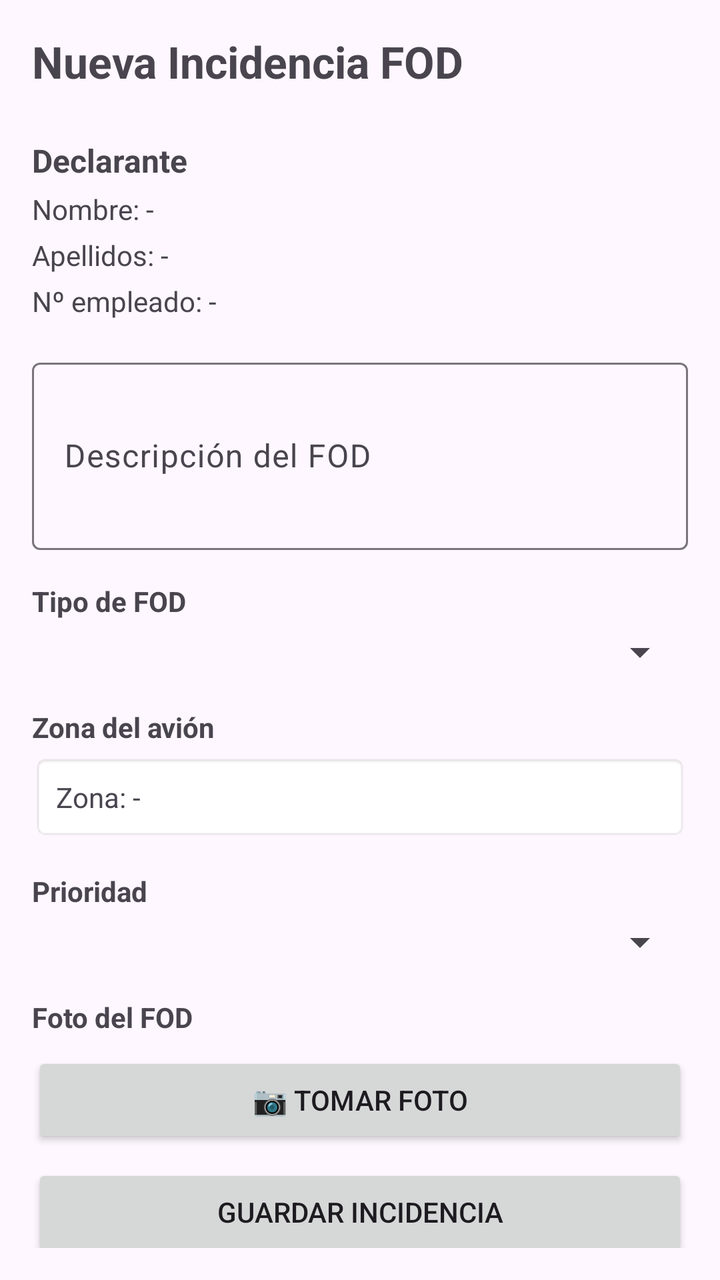
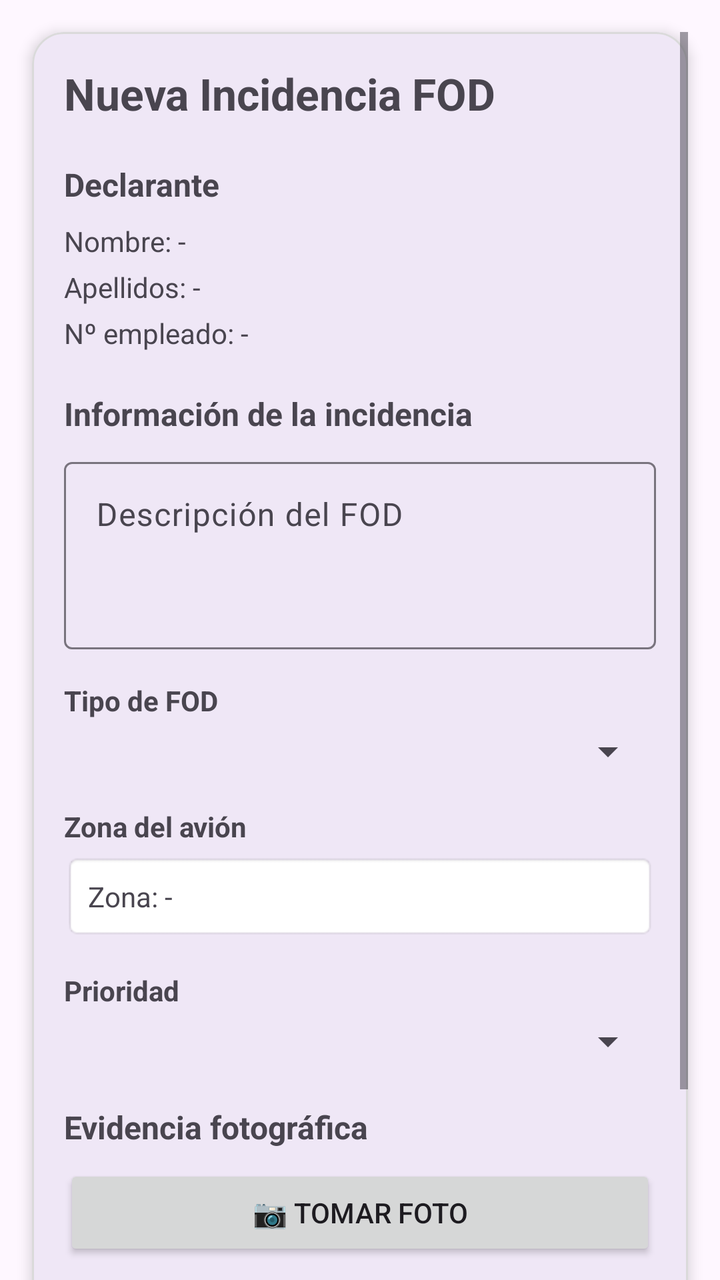

Screens rendered from an Android XML layout before and after an edit, with the pre-edit source and the edit as a unified diff.
<!-- AndroidManifest.xml: application theme Theme.FodManager -->
<!-- res/layout/activity_nueva_incidencia.xml -->
<?xml version="1.0" encoding="utf-8"?>
<ScrollView xmlns:android="http://schemas.android.com/apk/res/android"
    android:layout_width="match_parent"
    android:layout_height="match_parent"
    android:padding="16dp"
    android:paddingBottom="24dp">

    <LinearLayout
        android:layout_width="match_parent"
        android:layout_height="wrap_content"
        android:orientation="vertical"
        android:paddingBottom="8dp">

        
        <TextView
            android:layout_width="wrap_content"
            android:layout_height="wrap_content"
            android:text="Nueva Incidencia FOD"
            android:textSize="22sp"
            android:textStyle="bold"
            android:layout_marginBottom="24dp" />

        
        <TextView
            android:layout_width="wrap_content"
            android:layout_height="wrap_content"
            android:text="Declarante"
            android:textStyle="bold"
            android:textSize="16sp"
            android:layout_marginBottom="4dp" />

        
        <TextView
            android:id="@+id/tvDeclaranteNombre"
            android:layout_width="match_parent"
            android:layout_height="wrap_content"
            android:text="Nombre: -"
            android:textSize="14sp"
            android:layout_marginBottom="4dp" />

        
        <TextView
            android:id="@+id/tvDeclaranteApellidos"
            android:layout_width="match_parent"
            android:layout_height="wrap_content"
            android:text="Apellidos: -"
            android:textSize="14sp"
            android:layout_marginBottom="4dp" />

        
        <TextView
            android:id="@+id/tvDeclaranteNumeroEmpleado"
            android:layout_width="match_parent"
            android:layout_height="wrap_content"
            android:text="Nº empleado: -"
            android:textSize="14sp"
            android:layout_marginBottom="16dp" />

        
        <com.google.android.material.textfield.TextInputLayout
            android:layout_width="match_parent"
            android:layout_height="wrap_content"
            android:hint="Descripción del FOD"
            android:layout_marginBottom="16dp">

            <com.google.android.material.textfield.TextInputEditText
                android:id="@+id/etDescripcion"
                android:layout_width="match_parent"
                android:layout_height="wrap_content"
                android:inputType="textMultiLine"
                android:minLines="3" />
        </com.google.android.material.textfield.TextInputLayout>

        
        <TextView
            android:layout_width="wrap_content"
            android:layout_height="wrap_content"
            android:text="Tipo de FOD"
            android:textStyle="bold"
            android:textSize="14sp"
            android:layout_marginBottom="4dp" />



        
        <Spinner
            android:id="@+id/spinnerTipoFod"
            android:layout_width="match_parent"
            android:layout_height="wrap_content"
            android:layout_marginBottom="16dp" />

        
        <TextView
            android:layout_width="wrap_content"
            android:layout_height="wrap_content"
            android:text="Zona del avión"
            android:textStyle="bold"
            android:textSize="14sp"
            android:layout_marginBottom="4dp" />

        
        <TextView
            android:id="@+id/tvZonaAvion"
            android:layout_width="match_parent"
            android:layout_height="wrap_content"
            android:text="Zona: -"
            android:textSize="14sp"
            android:padding="12dp"
            android:background="@android:drawable/editbox_background"
            android:layout_marginBottom="16dp" />

        
        <TextView
            android:layout_width="wrap_content"
            android:layout_height="wrap_content"
            android:text="Prioridad"
            android:textStyle="bold"
            android:textSize="14sp"
            android:layout_marginBottom="4dp" />

        
        <Spinner
            android:id="@+id/spinnerPrioridad"
            android:layout_width="match_parent"
            android:layout_height="wrap_content"
            android:layout_marginBottom="16dp" />

        
        <TextView
            android:layout_width="wrap_content"
            android:layout_height="wrap_content"
            android:text="Foto del FOD"
            android:textStyle="bold"
            android:textSize="14sp"
            android:layout_marginBottom="8dp" />

        
        <Button
            android:id="@+id/btnTomarFoto"
            android:layout_width="match_parent"
            android:layout_height="wrap_content"
            android:text="📷 Tomar foto"
            android:layout_marginBottom="8dp" />

        
        <ImageView
            android:id="@+id/imgPreview"
            android:layout_width="match_parent"
            android:layout_height="200dp"
            android:scaleType="centerCrop"
            android:visibility="gone"
            android:layout_marginBottom="16dp" />

        
        <Button
            android:id="@+id/btnGuardar"
            android:layout_width="match_parent"
            android:layout_height="wrap_content"
            android:text="Guardar incidencia"
            android:padding="12dp" />

        
        <ProgressBar
            android:id="@+id/progressBar"
            android:layout_width="wrap_content"
            android:layout_height="wrap_content"
            android:layout_gravity="center"
            android:layout_marginTop="16dp"
            android:visibility="gone" />

    </LinearLayout>

</ScrollView>
<!-- resources referenced by this layout -->
<resources>
  <style name="Theme.FodManager" parent="Base.Theme.FodManager" />
  <style name="Base.Theme.FodManager" parent="Theme.Material3.DayNight.NoActionBar">
          
          
      </style>
</resources>

<!-- the commit's change to res/layout/activity_nueva_incidencia.xml (unified diff, before → after) -->
@@ -1,173 +1,220 @@
 <?xml version="1.0" encoding="utf-8"?>
 <ScrollView xmlns:android="http://schemas.android.com/apk/res/android"
+    xmlns:app="http://schemas.android.com/apk/res-auto"
     android:layout_width="match_parent"
     android:layout_height="match_parent"
-    android:padding="16dp"
+    android:clipToPadding="false"
+    android:paddingStart="16dp"
+    android:paddingTop="16dp"
+    android:paddingEnd="16dp"
     android:paddingBottom="24dp">
 
-    <LinearLayout
+    
+    <com.google.android.material.card.MaterialCardView
         android:layout_width="match_parent"
         android:layout_height="wrap_content"
-        android:orientation="vertical"
-        android:paddingBottom="8dp">
+        app:cardCornerRadius="16dp"
+        app:cardElevation="4dp"
+        app:strokeWidth="1dp"
+        app:strokeColor="#DADADA">
 
         
-        <TextView
-            android:layout_width="wrap_content"
-            android:layout_height="wrap_content"
-            android:text="Nueva Incidencia FOD"
-            android:textSize="22sp"
-            android:textStyle="bold"
-            android:layout_marginBottom="24dp" />
-
-        
-        <TextView
-            android:layout_width="wrap_content"
-            android:layout_height="wrap_content"
-            android:text="Declarante"
-            android:textStyle="bold"
-            android:textSize="16sp"
-            android:layout_marginBottom="4dp" />
-
-        
-        <TextView
-            android:id="@+id/tvDeclaranteNombre"
+        <LinearLayout
             android:layout_width="match_parent"
             android:layout_height="wrap_content"
-            android:text="Nombre: -"
-            android:textSize="14sp"
-            android:layout_marginBottom="4dp" />
-
-        
-        <TextView
-            android:id="@+id/tvDeclaranteApellidos"
-            android:layout_width="match_parent"
-            android:layout_height="wrap_content"
-            android:text="Apellidos: -"
-            android:textSize="14sp"
-            android:layout_marginBottom="4dp" />
-
-        
-        <TextView
-            android:id="@+id/tvDeclaranteNumeroEmpleado"
-            android:layout_width="match_parent"
-            android:layout_height="wrap_content"
-            android:text="Nº empleado: -"
-            android:textSize="14sp"
-            android:layout_marginBottom="16dp" />
-
-        
-        <com.google.android.material.textfield.TextInputLayout
-            android:layout_width="match_parent"
-            android:layout_height="wrap_content"
-            android:hint="Descripción del FOD"
-            android:layout_marginBottom="16dp">
-
-            <com.google.android.material.textfield.TextInputEditText
-                android:id="@+id/etDescripcion"
-                android:layout_width="match_parent"
-                android:layout_height="wrap_content"
-                android:inputType="textMultiLine"
-                android:minLines="3" />
-        </com.google.android.material.textfield.TextInputLayout>
-
-        
-        <TextView
-            android:layout_width="wrap_content"
-            android:layout_height="wrap_content"
-            android:text="Tipo de FOD"
-            android:textStyle="bold"
-            android:textSize="14sp"
-            android:layout_marginBottom="4dp" />
-
-
-
-        
-        <Spinner
-            android:id="@+id/spinnerTipoFod"
-            android:layout_width="match_parent"
-            android:layout_height="wrap_content"
-            android:layout_marginBottom="16dp" />
-
-        
-        <TextView
-            android:layout_width="wrap_content"
-            android:layout_height="wrap_content"
-            android:text="Zona del avión"
-            android:textStyle="bold"
-            android:textSize="14sp"
-            android:layout_marginBottom="4dp" />
-
-        
-        <TextView
-            android:id="@+id/tvZonaAvion"
-            android:layout_width="match_parent"
-            android:layout_height="wrap_content"
-            android:text="Zona: -"
-            android:textSize="14sp"
-            android:padding="12dp"
-            android:background="@android:drawable/editbox_background"
-            android:layout_marginBottom="16dp" />
-
-        
-        <TextView
-            android:layout_width="wrap_content"
-            android:layout_height="wrap_content"
-            android:text="Prioridad"
-            android:textStyle="bold"
-            android:textSize="14sp"
-            android:layout_marginBottom="4dp" />
-
-        
-        <Spinner
-            android:id="@+id/spinnerPrioridad"
-            android:layout_width="match_parent"
-            android:layout_height="wrap_content"
-            android:layout_marginBottom="16dp" />
-
-        
-        <TextView
-            android:layout_width="wrap_content"
-            android:layout_height="wrap_content"
-            android:text="Foto del FOD"
-            android:textStyle="bold"
-            android:textSize="14sp"
-            android:layout_marginBottom="8dp" />
-
-        
-        <Button
-            android:id="@+id/btnTomarFoto"
-            android:layout_width="match_parent"
-            android:layout_height="wrap_content"
-            android:text="📷 Tomar foto"
-            android:layout_marginBottom="8dp" />
-
-        
-        <ImageView
-            android:id="@+id/imgPreview"
-            android:layout_width="match_parent"
-            android:layout_height="200dp"
-            android:scaleType="centerCrop"
-            android:visibility="gone"
-            android:layout_marginBottom="16dp" />
-
-        
-        <Button
-            android:id="@+id/btnGuardar"
-            android:layout_width="match_parent"
-            android:layout_height="wrap_content"
-            android:text="Guardar incidencia"
-            android:padding="12dp" />
-
-        
-        <ProgressBar
-            android:id="@+id/progressBar"
-            android:layout_width="wrap_content"
-            android:layout_height="wrap_content"
-            android:layout_gravity="center"
-            android:layout_marginTop="16dp"
-            android:visibility="gone" />
-
-    </LinearLayout>
+            android:orientation="vertical"
+            android:padding="16dp">
+
+            
+            <TextView
+                android:layout_width="wrap_content"
+                android:layout_height="wrap_content"
+                android:text="Nueva Incidencia FOD"
+                android:textSize="22sp"
+                android:textStyle="bold"
+                android:layout_marginBottom="20dp" />
+
+            
+            
+            
+
+            
+            <TextView
+                android:layout_width="match_parent"
+                android:layout_height="wrap_content"
+                android:text="Declarante"
+                android:textSize="16sp"
+                android:textStyle="bold"
+                android:layout_marginBottom="8dp" />
+
+            
+            <TextView
+                android:id="@+id/tvDeclaranteNombre"
+                android:layout_width="match_parent"
+                android:layout_height="wrap_content"
+                android:text="Nombre: -"
+                android:textSize="14sp"
+                android:layout_marginBottom="4dp" />
+
+            
+            <TextView
+                android:id="@+id/tvDeclaranteApellidos"
+                android:layout_width="match_parent"
+                android:layout_height="wrap_content"
+                android:text="Apellidos: -"
+                android:textSize="14sp"
+                android:layout_marginBottom="4dp" />
+
+            
+            <TextView
+                android:id="@+id/tvDeclaranteNumeroEmpleado"
+                android:layout_width="match_parent"
+                android:layout_height="wrap_content"
+                android:text="Nº empleado: -"
+                android:textSize="14sp"
+                android:layout_marginBottom="20dp" />
+
+            
+            
+            
+
+            
+            <TextView
+                android:layout_width="match_parent"
+                android:layout_height="wrap_content"
+                android:text="Información de la incidencia"
+                android:textSize="16sp"
+                android:textStyle="bold"
+                android:layout_marginBottom="8dp" />
+
+            
+            <com.google.android.material.textfield.TextInputLayout
+                android:layout_width="match_parent"
+                android:layout_height="wrap_content"
+                android:hint="Descripción del FOD"
+                android:layout_marginBottom="16dp">
+
+                <com.google.android.material.textfield.TextInputEditText
+                    android:id="@+id/etDescripcion"
+                    android:layout_width="match_parent"
+                    android:layout_height="wrap_content"
+                    android:inputType="textMultiLine"
+                    android:minLines="3"
+                    android:gravity="top|start" />
+            </com.google.android.material.textfield.TextInputLayout>
+
+            
+            <TextView
+                android:layout_width="wrap_content"
+                android:layout_height="wrap_content"
+                android:text="Tipo de FOD"
+                android:textStyle="bold"
+                android:textSize="14sp"
+                android:layout_marginBottom="4dp" />
+
+            
+            <Spinner
+                android:id="@+id/spinnerTipoFod"
+                android:layout_width="match_parent"
+                android:layout_height="wrap_content"
+                android:layout_marginBottom="16dp" />
+
+            
+            <TextView
+                android:layout_width="wrap_content"
+                android:layout_height="wrap_content"
+                android:text="Zona del avión"
+                android:textStyle="bold"
+                android:textSize="14sp"
+                android:layout_marginBottom="4dp" />
+
+            
+            <TextView
+                android:id="@+id/tvZonaAvion"
+                android:layout_width="match_parent"
+                android:layout_height="wrap_content"
+                android:text="Zona: -"
+                android:textSize="14sp"
+                android:padding="12dp"
+                android:background="@android:drawable/editbox_background"
+                android:layout_marginBottom="16dp" />
+
+            
+            <TextView
+                android:layout_width="wrap_content"
+                android:layout_height="wrap_content"
+                android:text="Prioridad"
+                android:textStyle="bold"
+                android:textSize="14sp"
+                android:layout_marginBottom="4dp" />
+
+            
+            <Spinner
+                android:id="@+id/spinnerPrioridad"
+                android:layout_width="match_parent"
+                android:layout_height="wrap_content"
+                android:layout_marginBottom="20dp" />
+
+            
+            
+            
+
+            
+            <TextView
+                android:layout_width="match_parent"
+                android:layout_height="wrap_content"
+                android:text="Evidencia fotográfica"
+                android:textSize="16sp"
+                android:textStyle="bold"
+                android:layout_marginBottom="8dp" />
+
+            
+            <Button
+                android:id="@+id/btnTomarFoto"
+                android:layout_width="match_parent"
+                android:layout_height="wrap_content"
+                android:text="📷 Tomar foto"
+                android:layout_marginBottom="12dp" />
+
+            
+            <com.google.android.material.card.MaterialCardView
+                android:layout_width="match_parent"
+                android:layout_height="wrap_content"
+                android:layout_marginBottom="20dp"
+                app:cardCornerRadius="12dp"
+                app:cardElevation="2dp"
+                app:strokeWidth="1dp"
+                app:strokeColor="#E5E5E5">
+
+                
+                <ImageView
+                    android:id="@+id/imgPreview"
+                    android:layout_width="match_parent"
+                    android:layout_height="220dp"
+                    android:background="#FFFFFF"
+                    android:scaleType="centerCrop"
+                    android:visibility="gone" />
+            </com.google.android.material.card.MaterialCardView>
+
+            
+            <Button
+                android:id="@+id/btnGuardar"
+                android:layout_width="match_parent"
+                android:layout_height="wrap_content"
+                android:text="Guardar incidencia"
+                android:padding="12dp" />
+
+            
+            <ProgressBar
+                android:id="@+id/progressBar"
+                android:layout_width="wrap_content"
+                android:layout_height="wrap_content"
+                android:layout_gravity="center"
+                android:layout_marginTop="16dp"
+                android:visibility="gone" />
+
+        </LinearLayout>
+
+    </com.google.android.material.card.MaterialCardView>
 
 </ScrollView>
